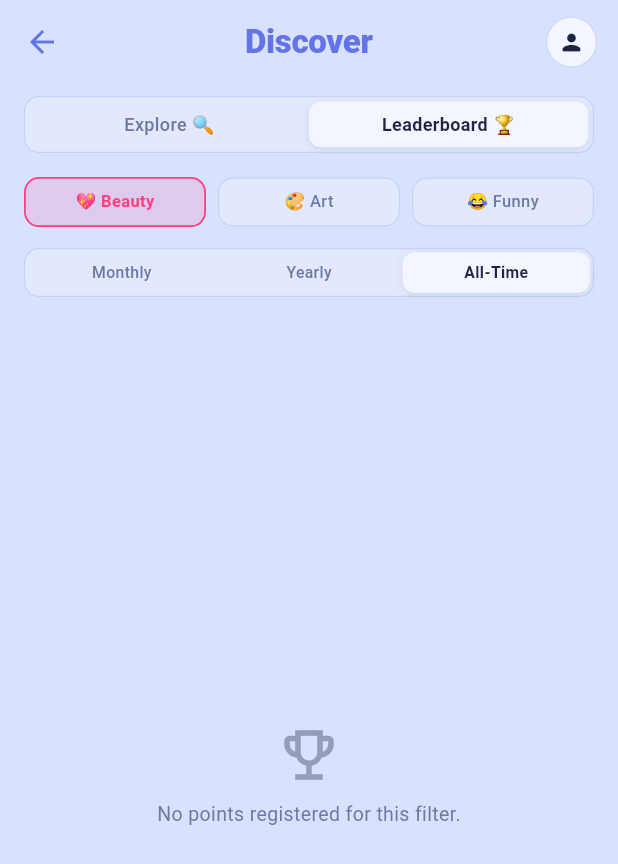
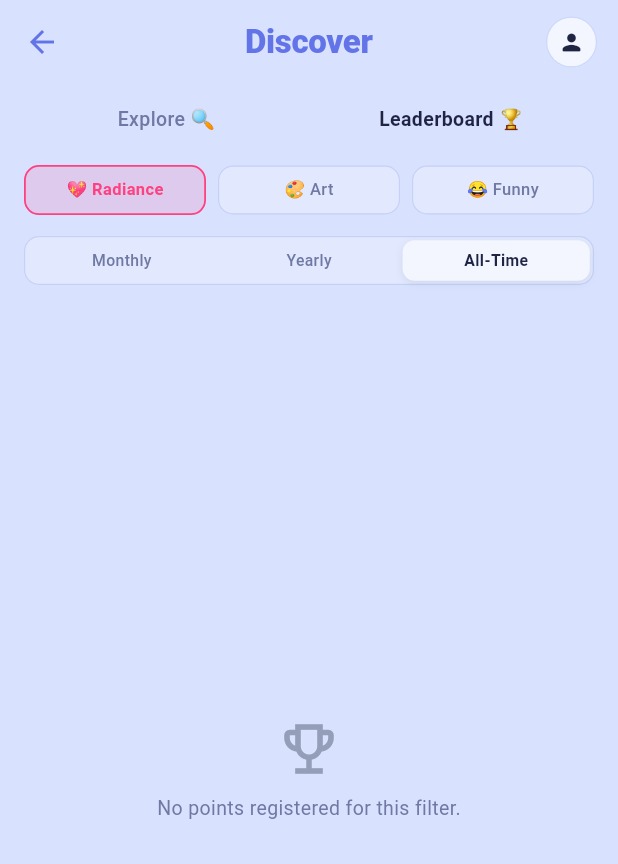
Before and after one commit to krish150520/intera, a Flutter app: the PinterestFeedScreen screen opened directly, after a tap on "Leaderboard 🏆", on a phone screen of 412 x 824 dp. Shown: the top 864 px of the screen. Run offline on Flutter 3.47's test engine with Material 3 defaults, Android fonts, the light colour scheme and no system bars; our stand-ins replace cloud_firestore, cloud_functions, file_picker, firebase_auth, firebase_core, firebase_messaging and 7 more; missing offline and left inert: tflite_flutter, video_thumbnail; accounts and stored records are empty.

Commit message:
updated tabs ui design in discover feed

```diff
--- a/lib/features/echos/screens/create_echo_screen.dart
+++ b/lib/features/echos/screens/create_echo_screen.dart
@@ -639,7 +639,7 @@ class _CreateEchoScreenState extends State<CreateEchoScreen>
                         Row(
                           mainAxisAlignment: MainAxisAlignment.spaceEvenly,
                           children: [
-                            _buildCategoryChip('beauty', '💖 Beauty', c),
+                            _buildCategoryChip('beauty', '💖 Radiance', c),
                             _buildCategoryChip('art', '🎨 Art', c),
                             _buildCategoryChip('funny', '😂 Funny', c),
                           ],
--- a/lib/features/home/screens/pinterest_feed_screen.dart
+++ b/lib/features/home/screens/pinterest_feed_screen.dart
@@ -114,20 +114,11 @@ class _PinterestFeedScreenState extends State<PinterestFeedScreen> {
         children: [
           Padding(
             padding: const EdgeInsets.symmetric(horizontal: 16, vertical: 8),
-            child: Container(
-              height: 38,
-              decoration: BoxDecoration(
-                color: _c.field,
-                borderRadius: BorderRadius.circular(10),
-                border: Border.all(color: _c.border, width: 0.8),
-              ),
-              padding: const EdgeInsets.all(3),
             child: Row(
               children: [
                 _buildTopTab('explore', 'Explore 🔍'),
                 _buildTopTab('leaderboard', 'Leaderboard 🏆'),
               ],
-              ),
             ),
           ),
           Expanded(
@@ -334,28 +325,22 @@ class _PinterestFeedScreenState extends State<PinterestFeedScreen> {
     return Expanded(
       child: GestureDetector(
         onTap: () => setState(() => _activeTab = tab),
-        child: Container(
-          alignment: Alignment.center,
-          decoration: BoxDecoration(
-            color: selected ? _c.surface : Colors.transparent,
-            borderRadius: BorderRadius.circular(8),
-            boxShadow: selected
-                ? [
-                    BoxShadow(
-                      color: Colors.black.withValues(alpha: 0.08),
-                      blurRadius: 4,
-                      offset: const Offset(0, 1.5),
-                    )
-                  ]
-                : null,
-          ),
-          child: Text(
+        behavior: HitTestBehavior.opaque,
+        child: Padding(
+          padding: const EdgeInsets.symmetric(vertical: 6),
+          child: Column(
+            mainAxisSize: MainAxisSize.min,
+            children: [
+              Text(
                 label,
+                textAlign: TextAlign.center,
                 style: TextStyle(
                   color: selected ? _c.textHi : _c.textMuted,
-              fontSize: 12,
-              fontWeight: selected ? FontWeight.bold : FontWeight.w500,
+                  fontSize: 13,
+                  fontWeight: selected ? FontWeight.w700 : FontWeight.w500,
                 ),
+              ),
+            ],
           ),
         ),
       ),
@@ -414,7 +399,7 @@ class _PinterestFeedScreenState extends State<PinterestFeedScreen> {
           padding: const EdgeInsets.symmetric(horizontal: 16, vertical: 8),
           child: Row(
             children: [
-              _buildCategoryPill('beauty', '💖 Beauty'),
+              _buildCategoryPill('beauty', '💖 Radiance'),
               const SizedBox(width: 8),
               _buildCategoryPill('art', '🎨 Art'),
               const SizedBox(width: 8),
--- a/lib/features/home/widgets/post_card.dart
+++ b/lib/features/home/widgets/post_card.dart
@@ -861,7 +861,7 @@ void _showReactionSheet(BuildContext context, void Function(String) onSelect) {
                 mainAxisAlignment: MainAxisAlignment.spaceEvenly,
                 children: [
                   _reactionItem(sheetCtx, 'like', '👍', 'Like', onSelect),
-                  _reactionItem(sheetCtx, 'beauty', '💖', 'Beauty', onSelect),
+                  _reactionItem(sheetCtx, 'beauty', '💖', 'Radiance', onSelect),
                   _reactionItem(sheetCtx, 'art', '🎨', 'Art', onSelect),
                   _reactionItem(sheetCtx, 'funny', '😂', 'Funny', onSelect),
                 ],
--- a/lib/features/messaging/screens/chat_screen.dart
+++ b/lib/features/messaging/screens/chat_screen.dart
@@ -41,6 +41,7 @@ class _ChatScreenState extends State<ChatScreen> {
   bool _isUploadingImage = false;
   bool _isResponding = false;
   final Set<String> _animatedMessageIds = {};
+  bool _deletedByMe = false;
 
   late Stream<DocumentSnapshot<Map<String, dynamic>>> _convoStream;
 
@@ -217,6 +218,7 @@ class _ChatScreenState extends State<ChatScreen> {
     if (confirmed != true) return;
 
     try {
+      _deletedByMe = true;
       await _deleteConversationPermanently(widget.conversationId);
       if (mounted) Navigator.of(context).pop();
     } catch (e) {
@@ -286,7 +288,7 @@ class _ChatScreenState extends State<ChatScreen> {
           builder: (context, convoSnapshot) {
             if (convoSnapshot.hasData && !convoSnapshot.data!.exists) {
               WidgetsBinding.instance.addPostFrameCallback((_) {
-                if (mounted) {
+                if (mounted && !_deletedByMe) {
                   Navigator.of(context).pop();
                   ScaffoldMessenger.of(context).showSnackBar(
                     const SnackBar(content: Text('This conversation has been deleted.')),
--- a/lib/features/profile/screens/my_profile_screen.dart
+++ b/lib/features/profile/screens/my_profile_screen.dart
@@ -587,7 +587,7 @@ class _MyProfileScreenState extends State<MyProfileScreen>
             ),
             Divider(height: 1, color: c.divider),
             _pointTypeTile(sheetCtx, 'karma', 'Karma ⚡', currentType),
-            _pointTypeTile(sheetCtx, 'beauty', 'Beauty 💖', currentType),
+            _pointTypeTile(sheetCtx, 'beauty', 'Radiance 💖', currentType),
             _pointTypeTile(sheetCtx, 'art', 'Art 🎨', currentType),
             _pointTypeTile(sheetCtx, 'funny', 'Funny 😂', currentType),
           ],
@@ -628,7 +628,7 @@ class _MyProfileScreenState extends State<MyProfileScreen>
 
     switch (displayedType) {
       case 'beauty':
-        label = 'Beauty';
+        label = 'Radiance';
         val = (ud['beautyPoints'] as num?)?.toInt() ?? 0;
         icon = Icons.favorite_rounded;
         valueColor = Colors.pinkAccent;
--- a/lib/features/profile/screens/user_profile_screen.dart
+++ b/lib/features/profile/screens/user_profile_screen.dart
@@ -260,7 +260,7 @@ class _UserProfileScreenState extends State<UserProfileScreen> {
 
                       switch (dispType) {
                         case 'beauty':
-                          label = 'Beauty';
+                          label = 'Radiance';
                           val = (userData['beautyPoints'] as num?)?.toInt() ?? 0;
                           icon = Icons.favorite_rounded;
                           valColor = Colors.pinkAccent;
--- a/lib/features/tasks/screens/task_screen.dart
+++ b/lib/features/tasks/screens/task_screen.dart
@@ -494,7 +494,7 @@ class _LeaderboardTabState extends State<_LeaderboardTab> {
                 ),
                 const SizedBox(width: 8),
                 _FilterChip(
-                  label: 'Beauty 💖',
+                  label: 'Radiance 💖',
                   selected: _selectedCategory == 'beauty',
                   onTap: () => setState(() => _selectedCategory = 'beauty'),
                 ),
```
Lines whose indentation alone changed are shown as unchanged.
